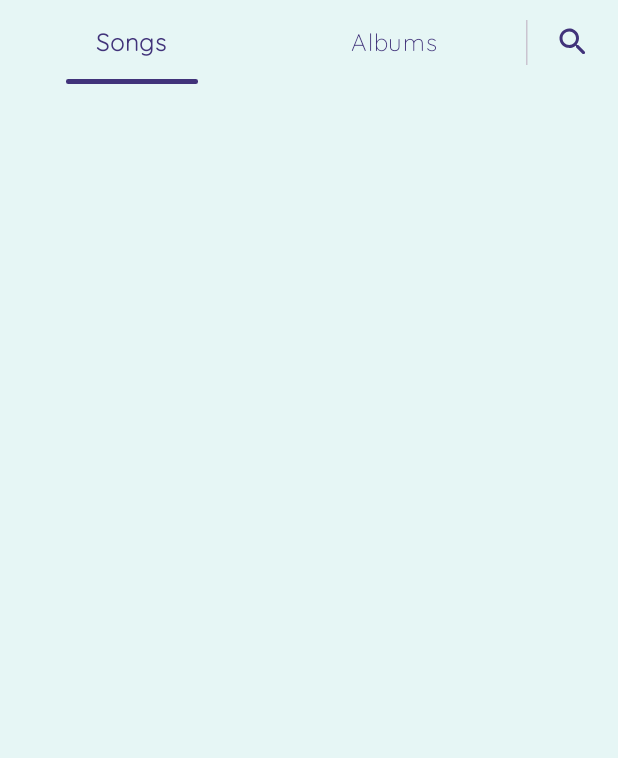
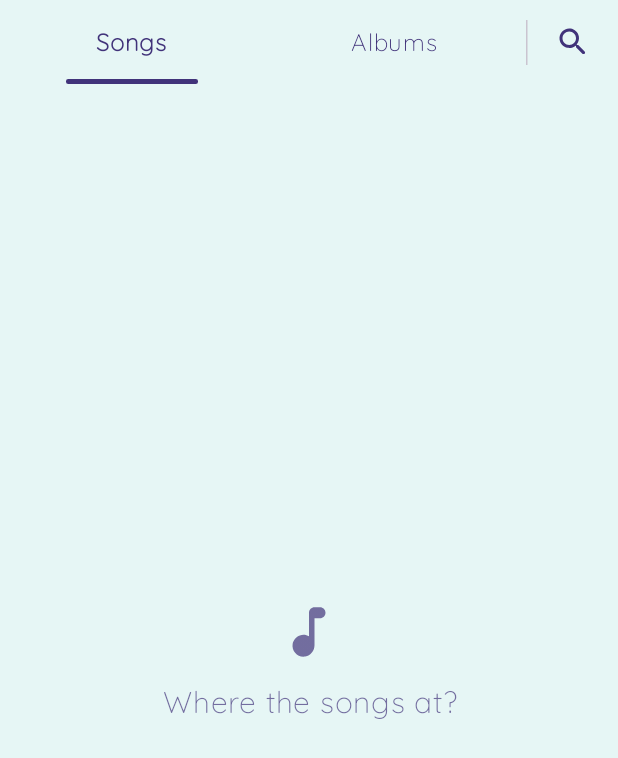
Before and after one commit to ndriqa/musicky, an Android app built with Jetpack Compose: the screen it shows after launch (MainActivity), on a phone screen of 412 x 824 dp. Before the commit the part shown is almost empty. Shown: the top 758 px of the screen. Run offline under Robolectric (Android 15) with nearby library versions, the phone set to English and light mode, and no system bars; our stand-ins replace Dagger/Hilt's generated code, Timber; pictures from the network do not load.

Commit message:
add no songs message

```diff
--- a/app/src/main/java/com/ndriqa/musicky/features/songs/SongsScreen.kt
+++ b/app/src/main/java/com/ndriqa/musicky/features/songs/SongsScreen.kt
@@ -7,6 +7,7 @@ import android.provider.MediaStore
 import androidx.activity.compose.rememberLauncherForActivityResult
 import androidx.activity.result.IntentSenderRequest
 import androidx.activity.result.contract.ActivityResultContracts
+import androidx.annotation.StringRes
 import androidx.compose.animation.core.Spring
 import androidx.compose.animation.core.animateDpAsState
 import androidx.compose.animation.core.spring
@@ -15,6 +16,7 @@ import androidx.compose.foundation.clickable
 import androidx.compose.foundation.layout.Arrangement
 import androidx.compose.foundation.layout.Box
 import androidx.compose.foundation.layout.Column
+import androidx.compose.foundation.layout.ColumnScope
 import androidx.compose.foundation.layout.Row
 import androidx.compose.foundation.layout.fillMaxSize
 import androidx.compose.foundation.layout.fillMaxWidth
@@ -59,6 +61,7 @@ import androidx.compose.ui.layout.ContentScale
 import androidx.compose.ui.platform.LocalContext
 import androidx.compose.ui.res.stringResource
 import androidx.compose.ui.text.font.FontWeight
+import androidx.compose.ui.text.style.TextAlign
 import androidx.compose.ui.text.style.TextOverflow
 import androidx.compose.ui.unit.Dp
 import androidx.compose.ui.unit.DpOffset
@@ -77,6 +80,7 @@ import com.ndriqa.musicky.core.data.Song
 import com.ndriqa.musicky.core.util.extensions.findActivity
 import com.ndriqa.musicky.core.util.extensions.toFormattedTime
 import com.ndriqa.musicky.features.player.PlayerViewModel
+import com.ndriqa.musicky.ui.theme.MusicIconArtworkSizeBig
 import com.ndriqa.musicky.ui.theme.MusicIconArtworkSizeCompact
 import com.ndriqa.musicky.ui.theme.PaddingCompact
 import com.ndriqa.musicky.ui.theme.PaddingDefault
@@ -169,6 +173,9 @@ fun SongsScreen(
             }
         }
 
+        if (songs.isEmpty()) {
+            NoInfoUi(Tabs.entries[selectedTabIndex])
+        } else {
             LazyColumn(
                 modifier = Modifier
                     .fillMaxWidth()
@@ -188,6 +195,40 @@ fun SongsScreen(
                     )
                 }
             }
+        }
+    }
+}
+
+@Composable
+private fun ColumnScope.NoInfoUi(selectedTab: Tabs) {
+    @StringRes val noInfoTextResId = when(selectedTab) {
+        Tabs.Songs -> R.string.where_the_songs_at
+        Tabs.Albums -> R.string.where_the_albums_at
+    }
+    val contentColor = MaterialTheme.colorScheme.onPrimaryContainer.copy(alpha = .7f)
+
+    Column(
+        modifier = Modifier
+            .fillMaxWidth()
+            .weight(1F)
+            .padding(PaddingCompact),
+        horizontalAlignment = Alignment.CenterHorizontally,
+        verticalArrangement = Arrangement.spacedBy(PaddingCompact, Alignment.CenterVertically)
+    ) {
+        Icon(
+            imageVector = Icons.Rounded.MusicNote,
+            modifier = Modifier.size(MusicIconArtworkSizeCompact),
+            contentDescription = null,
+            tint = contentColor
+        )
+
+        Text(
+            text = stringResource(noInfoTextResId),
+            modifier = Modifier.fillMaxWidth(),
+            textAlign = TextAlign.Center,
+            fontSize = 20.sp,
+            color = contentColor
+        )
     }
 }
 
--- a/app/src/main/res/values/strings.xml
+++ b/app/src/main/res/values/strings.xml
@@ -5,5 +5,7 @@
     <string name="cd_back_button">Back button</string>
     <string name="add_next_in_queue">Add next in queue</string>
     <string name="delete_song">Delete song</string>
+    <string name="where_the_songs_at">Where the songs at?</string>
+    <string name="where_the_albums_at">Where the albums at?</string>
 
 </resources>
```
Lines whose indentation alone changed are shown as unchanged.
